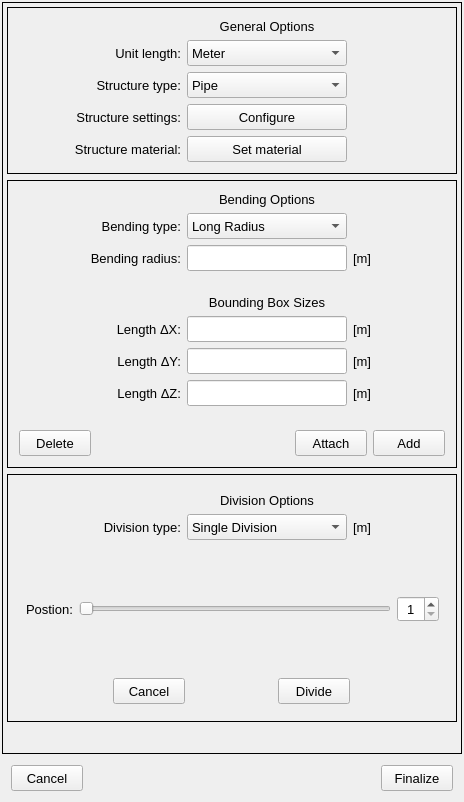
The window that pulse/interface/data/ui_files/model/geometry/geometry_designer_widget.ui (open-pulse/OpenPulse) describes before a commit, drawn with Qt 5.
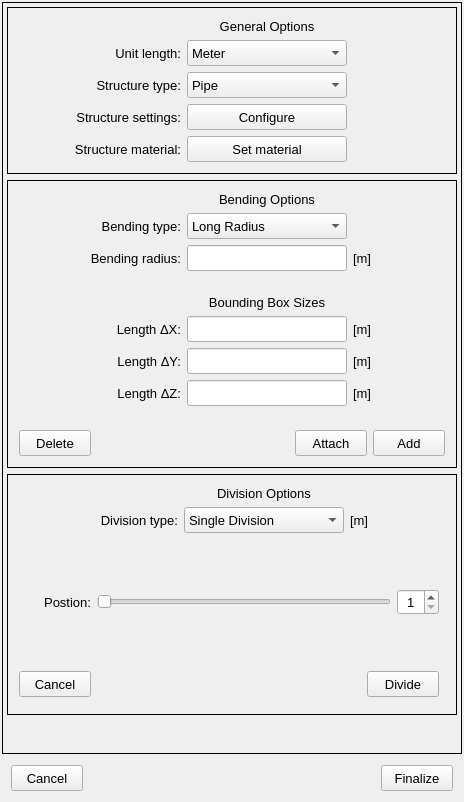
The same window after the commit. The open tabs and pages were chosen to show the change.

Commit message: Replaces negative entries with positive ones when dividing lines by distance from point

```diff
--- a/pulse/interface/data/ui_files/model/geometry/geometry_designer_widget.ui
+++ b/pulse/interface/data/ui_files/model/geometry/geometry_designer_widget.ui
@@ -1114,6 +1114,12 @@
           <enum>QFrame::Plain</enum>
          </property>
          <layout class="QGridLayout" name="gridLayout_3">
+          <property name="leftMargin">
+           <number>2</number>
+          </property>
+          <property name="topMargin">
+           <number>2</number>
+          </property>
           <property name="rightMargin">
            <number>2</number>
           </property>
@@ -1141,6 +1147,12 @@
              <layout class="QHBoxLayout" name="horizontalLayout_4">
               <item>
                <widget class="QLabel" name="position_slider_label">
+                <property name="minimumSize">
+                 <size>
+                  <width>72</width>
+                  <height>0</height>
+                 </size>
+                </property>
                 <property name="font">
                  <font>
                   <pointsize>10</pointsize>
@@ -1149,6 +1161,9 @@
                 <property name="text">
                  <string>Postion:</string>
                 </property>
+                <property name="alignment">
+                 <set>Qt::AlignRight|Qt::AlignTrailing|Qt::AlignVCenter</set>
+                </property>
                </widget>
               </item>
               <item>
@@ -1518,7 +1533,7 @@
                </property>
               </widget>
              </item>
-             <item row="0" column="1">
+             <item row="0" column="2">
               <widget class="QPushButton" name="apply_division_button">
                <property name="minimumSize">
                 <size>
@@ -1542,6 +1557,19 @@
                </property>
               </widget>
              </item>
+             <item row="0" column="1">
+              <spacer name="horizontalSpacer_5">
+               <property name="orientation">
+                <enum>Qt::Horizontal</enum>
+               </property>
+               <property name="sizeHint" stdset="0">
+                <size>
+                 <width>40</width>
+                 <height>20</height>
+                </size>
+               </property>
+              </spacer>
+             </item>
             </layout>
            </widget>
           </item>
```
Left out of the diff: 11 changed lines with no effect on the pictures. The commit also changes 2 other files.
